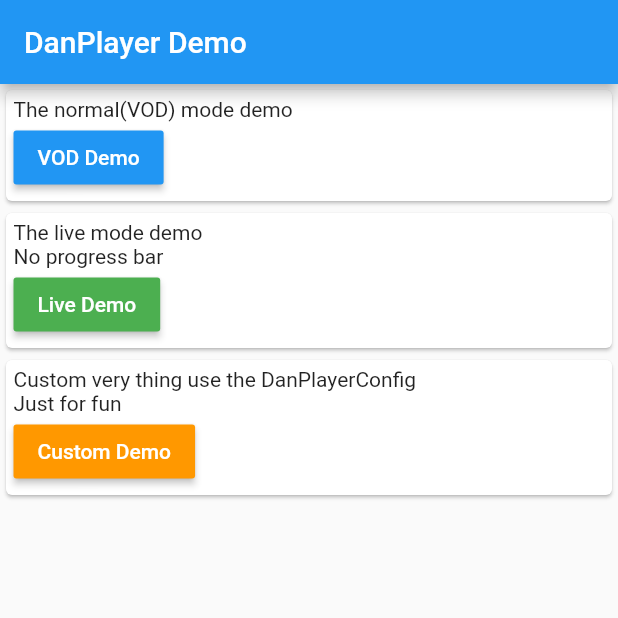
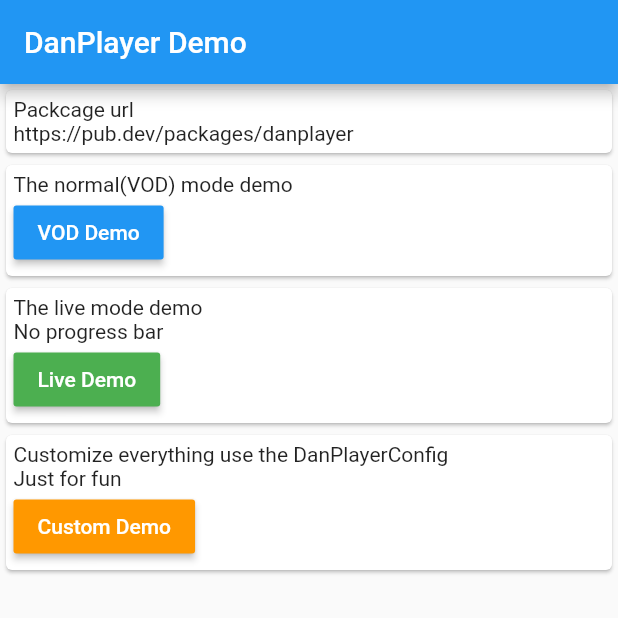
Before and after one commit to gzlock/flutter_danplayer, a Flutter app: the screen it shows after launch, on a phone screen of 412 x 824 dp, the top half of it. Run offline on Flutter 3.47's test engine with Material 2 defaults, Android fonts, the phone set to English and light mode, and no system bars; our stand-ins replace fluttertoast, video_player.

Commit message:
20191104

```diff
--- a/example/lib/main.dart
+++ b/example/lib/main.dart
@@ -6,7 +6,6 @@ import 'custom.dart';
 import 'live.dart';
 
 void main() {
-
   /// Be careful this variable
   danPlayerRenderVideo = false;
 
@@ -45,6 +44,15 @@ class _MyHomePageState extends State<MyHomePage> {
       ),
       body: ListView(
         children: <Widget>[
+          Card(
+            child: Padding(
+              padding: EdgeInsets.all(5),
+              child: Text(
+                'Packcage url\nhttps://pub.dev/packages/danplayer',
+                softWrap: true,
+              ),
+            ),
+          ),
           Card(
             child: Padding(
               padding: EdgeInsets.all(5),
@@ -103,7 +111,7 @@ class _MyHomePageState extends State<MyHomePage> {
                 crossAxisAlignment: CrossAxisAlignment.start,
                 children: <Widget>[
                   Text(
-                    'Custom very thing use the DanPlayerConfig\n'
+                    'Customize everything use the DanPlayerConfig\n'
                     'Just for fun',
                     softWrap: true,
                   ),
--- a/pubspec.yaml
+++ b/pubspec.yaml
@@ -4,7 +4,7 @@ description:
   It's based on video_player, make the ui and some danmaku functions.
   It has very much custom options for developer.
   The more infomation please read the document.
-version: 0.0.2
+version: 0.0.2+hotfix1
 author: gzlock88 <gzlock88@gmail.com>
 homepage: https://github.com/gzlock/flutter_danplayer
 
```
Also changed, not shown: lib/ui_layer.dart (+7 -4 lines), example/pubspec.lock, 1 other file.
